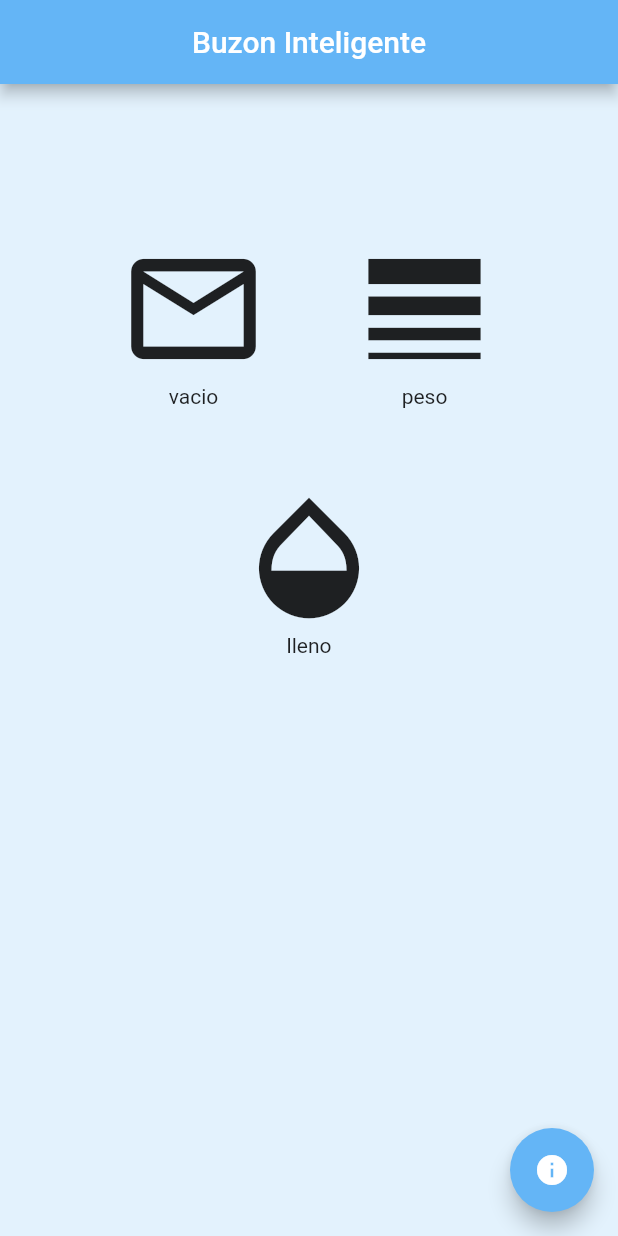
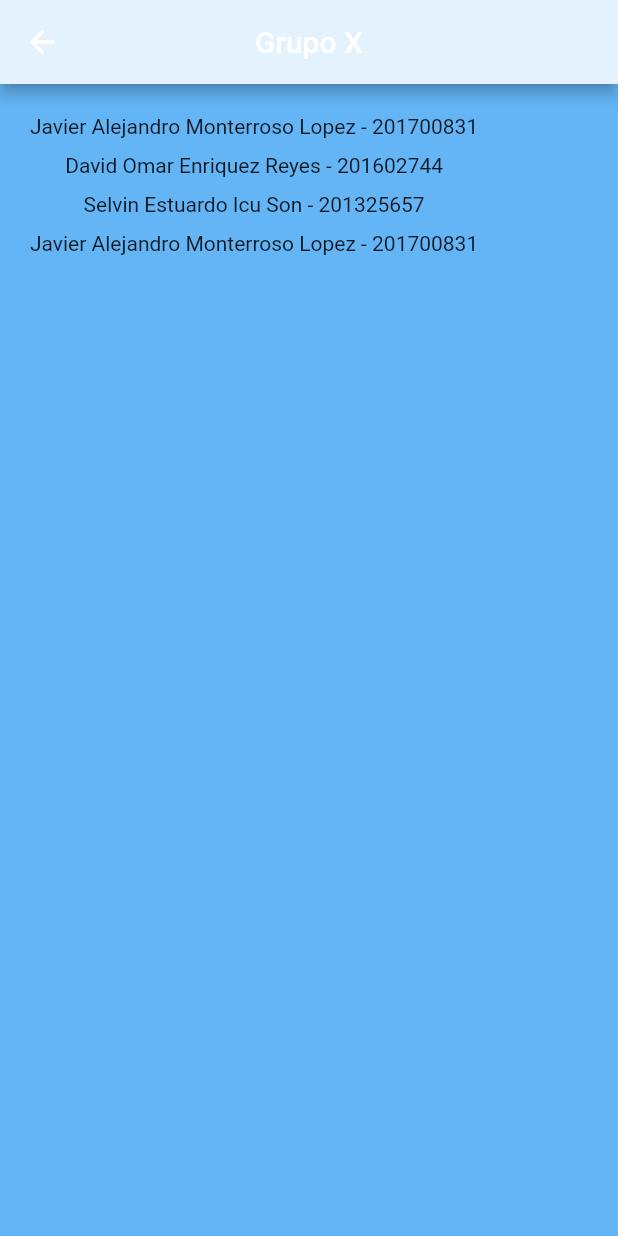
Before and after one commit to Xvimnt/SmartIOTFlutterApp, a Flutter app: the screen it shows after launch, after a tap on the "info" icon, on a phone screen of 412 x 824 dp. Run offline on Flutter 3.47's test engine with Material 2 defaults, Android fonts, the phone set to English and light mode, and no system bars.

Commit message:
added group info

```diff
--- a/lib/main.dart
+++ b/lib/main.dart
@@ -1,4 +1,8 @@
 import 'package:flutter/material.dart';
-import 'package:smart_mailbox/pages/menu.dart';
+import 'package:mailbox/pages/menu.dart';
+import 'package:mailbox/pages/info.dart';
 
-void main() => runApp(MaterialApp(home: Home()));
+void main() => runApp(MaterialApp(initialRoute: '/', routes:{
+  '/': (context) => Home(),
+  '/info': (context) => Info(),
+},));
--- /dev/null
+++ b/lib/pages/info.dart
@@ -0,0 +1,34 @@
+import 'package:flutter/material.dart';
+
+class Info extends StatefulWidget {
+  @override
+  _InfoState createState() => _InfoState();
+}
+
+class _InfoState extends State<Info> {
+  @override
+  Widget build(BuildContext context) {
+    return Scaffold(
+      appBar: AppBar(
+        title: Text('Grupo X'),
+        centerTitle: true,
+        backgroundColor: Colors.blue[50],
+      ),
+      body: Padding(
+        padding: EdgeInsets.all(20),
+        child: Column(
+          children: <Widget>[
+            Text('Javier Alejandro Monterroso Lopez - 201700831'),
+            SizedBox(height: 10,),
+            Text('David Omar Enriquez Reyes - 201602744'),
+            SizedBox(height: 10,),
+            Text('Selvin Estuardo Icu Son - 201325657'),
+            SizedBox(height: 10,),
+            Text('Javier Alejandro Monterroso Lopez - 201700831'),
+          ],
+        ),
+      ),
+      backgroundColor: Colors.blue[300],
+    );
+  }
+}
--- a/lib/pages/menu.dart
+++ b/lib/pages/menu.dart
@@ -80,7 +80,9 @@ class _HomeState extends State<Home> {
       ),
       floatingActionButton: FloatingActionButton(
         child: Icon(Icons.info),
-        onPressed: () {},
+        onPressed: () {
+          Navigator.pushNamed(context, '/info');
+        },
         backgroundColor: Colors.blue[300],
       ),
     );
```
Also changed, not shown: pubspec.yaml (+12 -5 lines), pubspec.lock, 10 other files.
